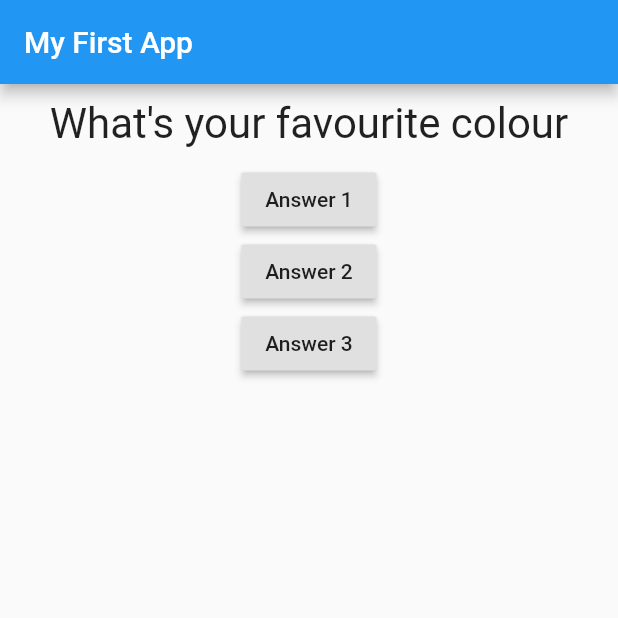
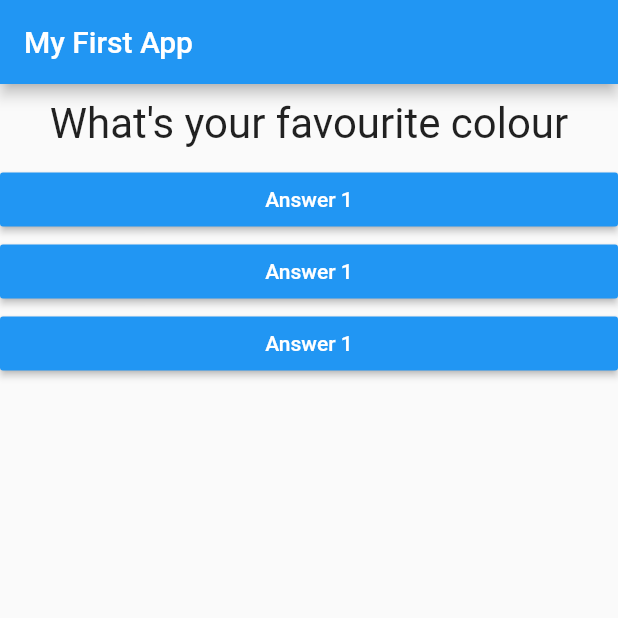
Before and after one commit to sao1969/flutter_app_udemny_first, a Flutter app: the screen it shows after launch, on a phone screen of 412 x 824 dp, the top half of it. Run offline on Flutter 3.47's test engine with Material 2 defaults, Android fonts, the phone set to English and light mode, and no system bars.

Commit message:
Seventh Change Main.Dart Updated main.dart with questions & answers in a MAP

```diff
--- /dev/null
+++ b/lib/answer.dart
@@ -0,0 +1,21 @@
+import 'package:flutter/material.dart';
+import 'package:flutter/rendering.dart';
+
+class Answer extends StatelessWidget {
+  final Function selectHandler;
+
+  Answer(this.selectHandler);
+
+  @override
+  Widget build(BuildContext context) {
+    return Container(
+      width: double.infinity,
+      child: RaisedButton(
+        color: Colors.blue,
+        textColor: Colors.white,
+        child: Text('Answer 1'),
+        onPressed: selectHandler,
+      ),
+    );
+  }
+}
--- a/lib/main.dart
+++ b/lib/main.dart
@@ -1,6 +1,7 @@
 import 'package:flutter/material.dart';
 
 import './question.dart';
+import './answer.dart';
 
 void main() {
   runApp(MyApp());
@@ -28,9 +29,18 @@ class _MyAppState extends State <MyApp> {
   @override
   Widget build(BuildContext context) {
     var questions = [
-      'What\'s your favourite colour',
-      'What\'s your favorite animal',
-      'What\'s your favourite car',
+      {
+        'questionText': 'What\'s your favourite colour',
+        'questionAnswers': ['Black', 'Red', 'Green', 'White'],
+      },
+      {
+        'questionText': 'What\'s your favorite animal',
+        'questionAnswers': ['Dog', 'Cat', 'Rabbit', 'Horse'],
+      },
+      {
+        'questionText': 'What\'s your favourite car',
+        'questionAnswers': ['BMW', 'Benz', 'Audi', 'GoGoMobile'],
+      },
     ];
     return MaterialApp(
         home: Scaffold(
@@ -40,22 +50,13 @@ class _MyAppState extends State <MyApp> {
           body: Column(
             children: <Widget>[
               Question(
-            questions[_questionIndex],
+                questions[_questionIndex]['questionText'],
               ),
-          RaisedButton(
-            child: Text('Answer 1'),
-            onPressed: _answerQuestion,
-          ),
-          RaisedButton(
-            child: Text('Answer 2'),
-            onPressed: _answerQuestion,
-          ),
-          RaisedButton(
-            child: Text('Answer 3'),
-            onPressed: _answerQuestion,
-          ),
+              Answer(_answerQuestion),
+              Answer(_answerQuestion),
+              Answer(_answerQuestion),
             ],
-      ),
-    ));
+          ),)
+    );
   }
 }
```
Lines whose indentation alone changed are shown as unchanged.
